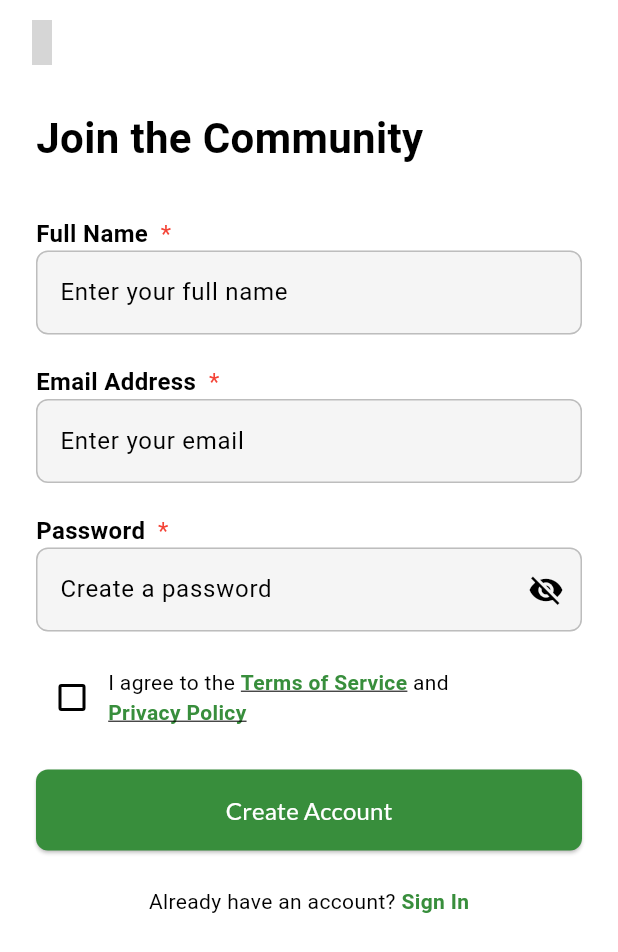
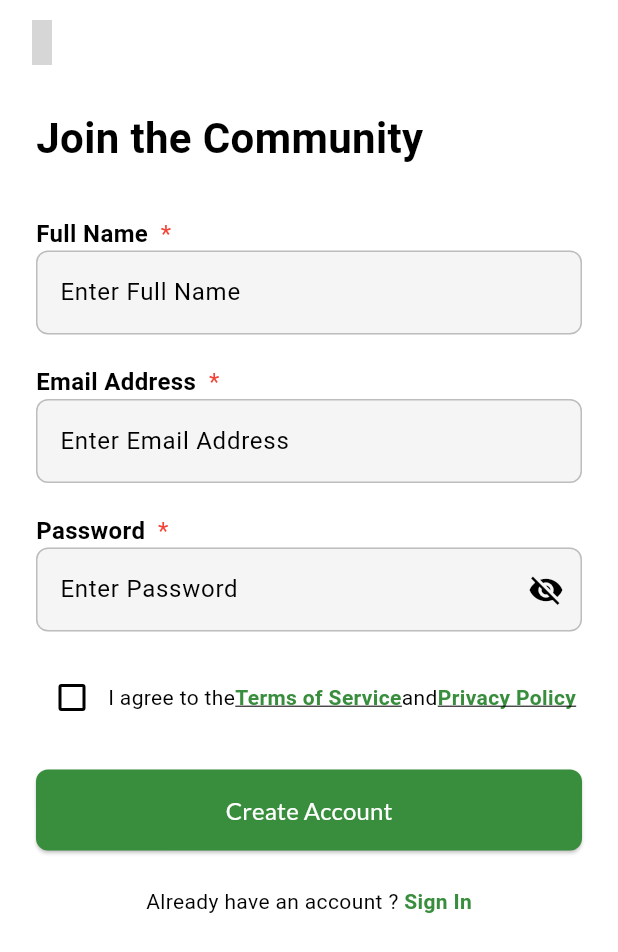
Before and after one commit to lulzshadowwalker/ngo, a Flutter app: the JoinTheCommunity screen opened directly, on a phone screen of 412 x 824 dp. Shown: the top 952 px of the screen. Run offline on Flutter 3.47's test engine with Material 3 defaults, Android fonts, the phone set to English and light mode, and no system bars; our stand-ins replace dio, dropdown_search, equatable, flutter_bloc, flutter_hooks, flutter_secure_storage and 8 more; accounts and stored records are empty; network calls fail; grey boxes are pictures that could not be loaded.

```diff
--- a/lib/features/join_our_community_part_two/join_our_communitry_part_two.dart
+++ b/lib/features/join_our_community_part_two/join_our_communitry_part_two.dart
@@ -45,7 +45,7 @@ class JoinOurCommunitryPartTwo extends StatelessWidget {
               onTap: () {
                 Navigator.push(context, MaterialPageRoute(builder: (context)=> JoinTheCommunity()));
               },
-              title: "Opprtunity seeker",
+              title: lang.opptunity_seeker,
               description: AppLocalizations.of(
                 context,
               )!.for_personal_use_and_volunteering,
@@ -54,8 +54,8 @@ class JoinOurCommunitryPartTwo extends StatelessWidget {
             const SizedBox(height: 20),
             IamJoiningAsAnSection(
               onTap: () {},
-              title: "Consultant",
-              description: "For registered as a Consultant",
+              title: lang.consultant,
+              description: lang.for_registered_as_consultant,
               icon: Icons.business,
             ),
             const SizedBox(height: 20),
--- a/lib/features/join_the_community/join_the_community.dart
+++ b/lib/features/join_the_community/join_the_community.dart
@@ -51,27 +51,27 @@ class JoinTheCommunity extends HookWidget {
             crossAxisAlignment: CrossAxisAlignment.start,
             children: [
               const SizedBox(height: 8),
-              const Text(
-                'Join the Community',
+               Text(
+                lang.joinTheCommunity,
                 style: TextStyle(fontSize: 28, fontWeight: FontWeight.bold),
               ),
               const SizedBox(height: 32),
-              buildLabel('Full Name'),
+              buildLabel(lang.fullName),
               TextFormField(
                 controller: nameController,
-                decoration: const InputDecoration(
-                  hintText: 'Enter your full name',
+                decoration:  InputDecoration(
+                  hintText: lang.enterFullName,
                   border: OutlineInputBorder(),
                 ),
                 validator: (value) =>
                     value == null || value.isEmpty ? 'Required' : null,
               ),
               const SizedBox(height: 20),
-              buildLabel('Email Address'),
+              buildLabel(lang.emailAddress),
               TextFormField(
                 controller: emailController,
-                decoration: const InputDecoration(
-                  hintText: 'Enter your email',
+                decoration:  InputDecoration(
+                  hintText: lang.enterEmailAddress,
                   border: OutlineInputBorder(),
                 ),
                 keyboardType: TextInputType.emailAddress,
@@ -79,12 +79,12 @@ class JoinTheCommunity extends HookWidget {
                     value == null || value.isEmpty ? 'Required' : null,
               ),
               const SizedBox(height: 20),
-              buildLabel('Password'),
+              buildLabel(lang.password),
               TextFormField(
                 controller: passwordController,
                 obscureText: obscurePassword.value,
                 decoration: InputDecoration(
-                  hintText: 'Create a password',
+                  hintText: lang.enterPassword,
                   border: const OutlineInputBorder(),
                   suffixIcon: IconButton(
                     icon: Icon(
@@ -109,11 +109,11 @@ class JoinTheCommunity extends HookWidget {
                   Expanded(
                     child: Wrap(
                       children: [
-                        const Text('I agree to the '),
+                         Text(lang.iAgreeToThe),
                         GestureDetector(
                           onTap: () {},
                           child: Text(
-                            'Terms of Service',
+                            lang.termsOfService,
                             style: TextStyle(
                               color: Colors.green[700],
                               fontWeight: FontWeight.bold,
@@ -121,11 +121,11 @@ class JoinTheCommunity extends HookWidget {
                             ),
                           ),
                         ),
-                        const Text(' and '),
+                         Text(lang.andA),
                         GestureDetector(
                           onTap: () {},
                           child: Text(
-                            'Privacy Policy',
+                            lang.privacyPolicy,
                             style: TextStyle(
                               color: Colors.green[700],
                               fontWeight: FontWeight.bold,
@@ -163,7 +163,7 @@ class JoinTheCommunity extends HookWidget {
                     }
                   },
                   child: Text(
-                    'Create Account',
+                    lang.create_account,
                     style: MyFonts.font16Black.copyWith(color: Colors.white),
                   ),
                 ),
@@ -172,13 +172,13 @@ class JoinTheCommunity extends HookWidget {
               Row(
                 mainAxisAlignment: MainAxisAlignment.center,
                 children: [
-                  const Text('Already have an account? '),
+                   Text(lang.alreadyHaveAnAccount),
                   GestureDetector(
                     onTap: () {
                       // Handle sign in navigation
                     },
                     child: Text(
-                      'Sign In',
+                      lang.signIn,
                       style: TextStyle(
                         color: Colors.green[700],
                         fontWeight: FontWeight.bold,
--- a/lib/features/location_section/cubit/location_cubit.dart
+++ b/lib/features/location_section/cubit/location_cubit.dart
@@ -1,6 +1,6 @@
 import 'dart:developer';
 
-import 'package:bloc/bloc.dart';
+import 'package:flutter_bloc/flutter_bloc.dart';
 import 'package:freezed_annotation/freezed_annotation.dart';
 
 import '../../../core/contracts/locations_repository.dart';
--- a/lib/l10n/app_localizations.dart
+++ b/lib/l10n/app_localizations.dart
@@ -223,12 +223,6 @@ abstract class AppLocalizations {
   /// In en, this message translates to:
   /// **'Complete Your Profile'**
   String get complete_your_profile;
-
-  /// Progress indicator
-  ///
-  /// In en, this message translates to:
-  /// **'Step 1 of 3'**
-  String get step_1_of_3;
 
   /// Following status or tab
   ///
@@ -577,6 +571,144 @@ abstract class AppLocalizations {
   /// In en, this message translates to:
   /// **'Recently'**
   String get recentlyNg;
+
+  /// Text for opportunity seeker
+  ///
+  /// In en, this message translates to:
+  /// **'Opportunity Seeker'**
+  String get opptunity_seeker;
+
+  /// Text for consultant
+  ///
+  /// In en, this message translates to:
+  /// **'Consultant'**
+  String get consultant;
+
+  /// Description for consultants
+  ///
+  /// In en, this message translates to:
+  /// **'For registered consultants'**
+  String get for_registered_as_consultant;
+
+  /// Call to action for joining the community
+  ///
+  /// In en, this message translates to:
+  /// **'Join the Community'**
+  String get joinTheCommunity;
+
+  /// Label for full name input field
+  ///
+  /// In en, this message translates to:
+  /// **'Full Name'**
+  String get fullName;
+
+  /// Hint text for full name input field
+  ///
+  /// In en, this message translates to:
+  /// **'Enter Full Name'**
+  String get enterFullName;
+
+  /// Label for email address input field
+  ///
+  /// In en, this message translates to:
+  /// **'Email Address'**
+  String get emailAddress;
+
+  /// Hint text for email address input field
+  ///
+  /// In en, this message translates to:
+  /// **'Enter Email Address'**
+  String get enterEmailAddress;
+
+  /// Hint text for password input field
+  ///
+  /// In en, this message translates to:
+  /// **'Enter Password'**
+  String get enterPassword;
+
+  /// Button text for creating an account
+  ///
+  /// In en, this message translates to:
+  /// **'Create Account'**
+  String get create_account;
+
+  /// Prompt for users who already have an account
+  ///
+  /// In en, this message translates to:
+  /// **'Already have an account ? '**
+  String get alreadyHaveAnAccount;
+
+  /// Button text for signing in
+  ///
+  /// In en, this message translates to:
+  /// **'Sign In'**
+  String get signIn;
+
+  /// Link text for privacy policy
+  ///
+  /// In en, this message translates to:
+  /// **'Privacy Policy'**
+  String get privacyPolicy;
+
+  /// Conjunction used in legal agreements
+  ///
+  /// In en, this message translates to:
+  /// **'and'**
+  String get andA;
+
+  /// Link text for terms of service
+  ///
+  /// In en, this message translates to:
+  /// **'Terms of Service'**
+  String get termsOfService;
+
+  /// Text indicating agreement to terms and conditions
+  ///
+  /// In en, this message translates to:
+  /// **'I agree to the'**
+  String get iAgreeToThe;
+
+  /// Location field label
+  ///
+  /// In en, this message translates to:
+  /// **'Location'**
+  String get location;
+
+  /// Location field hint
+  ///
+  /// In en, this message translates to:
+  /// **'Select your location'**
+  String get select_your_location;
+
+  /// Add skills field label
+  ///
+  /// In en, this message translates to:
+  /// **'Add Skills'**
+  String get add_skills;
+
+  /// Progress indicator for step 1
+  ///
+  /// In en, this message translates to:
+  /// **'Step 1 of 3'**
+  String get step_1_of_3;
+
+  /// Progress indicator for step 2
+  ///
+  /// In en, this message translates to:
+  /// **'Step 2 of 3'**
+  String get step_2_of_3;
+
+  /// Progress indicator for step 3
+  ///
+  /// In en, this message translates to:
+  /// **'Step 3 of 3'**
+  String get step_3_of_3;
+
+  /// Prompt to follow organizations of interest
+  ///
+  /// In en, this message translates to:
+  /// **'Follow Interest Organizations'**
+  String get follow_interest_organizations;
 }
 
 class _AppLocalizationsDelegate
--- a/pubspec.yaml
+++ b/pubspec.yaml
@@ -24,6 +24,7 @@ dependencies:
   hugeicons: ^0.0.11
   image_picker: ^1.0.7
   intl: any
+  pretty_dio_logger: ^1.4.0
   shared_preferences: ^2.5.3
   skeletonizer: ^2.0.1
 
```
Also changed, not shown: lib/core/repositories/laravel_repository.dart (+14 -2 lines), lib/core/repositories/laravel_skills_repository.dart (+5 -3 lines), lib/features/complete_your_profile/complete_your_profile.dart (+104 -52 lines), lib/features/skills/cubit/skills_cubit.dart (+5 -3 lines), lib/l10n/app_ar.arb (+24 -2 lines), lib/l10n/app_en.arb (+93 -4 lines), lib/l10n/app_localizations_ar.dart (+69 -3 lines), lib/l10n/app_localizations_en.dart (+69 -3 lines), pubspec.lock.
